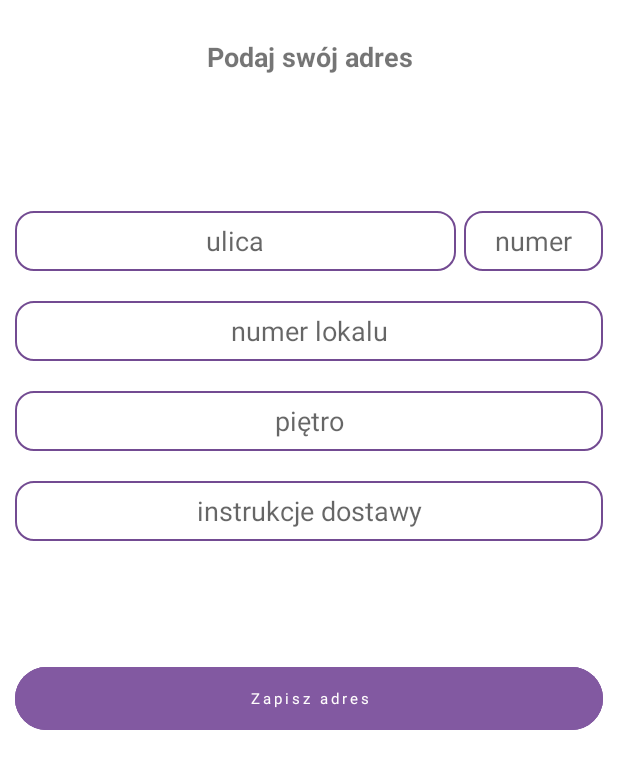
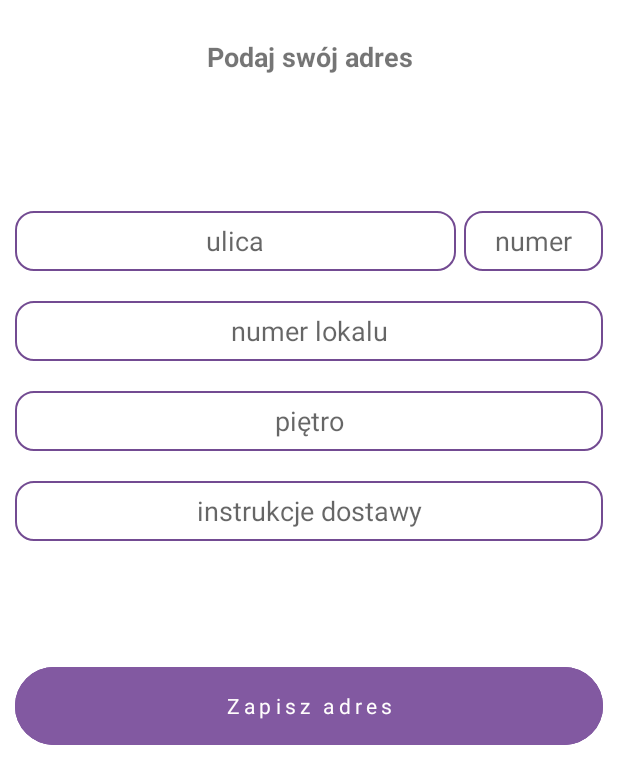
Before and after one commit to PiotrSzydlowski/AndroidClientAppProd, an Android app: the AddAddressActivity screen opened directly, with no data from a screen before it, on a phone screen of 412 x 824 dp. Shown: the top 784 px of the screen. Run offline under Robolectric (Android 15) with nearby library versions, the phone set to English and light mode, and no system bars; Roboto replaces fonts that are not available here.

Commit message:
dodaj adres

```diff
--- a/app/src/main/res/layout/activity_add_address.xml
+++ b/app/src/main/res/layout/activity_add_address.xml
@@ -108,7 +108,7 @@
         android:layout_below="@+id/idInstraction"
         android:id="@+id/LogInBtn"
         android:layout_width="match_parent"
-        android:layout_height="50dp"
+        android:layout_height="60dp"
         android:layout_marginTop="80dp"
         android:layout_marginLeft="10dp"
         android:layout_marginRight="10dp"
@@ -117,7 +117,7 @@
         app:strokeColor="#8259A1"
         android:letterSpacing="0.2"
         android:text="Zapisz adres"
-        android:textSize="10dp"
+        android:textSize="14dp"
         android:textColor="#FFFDFD"
         tools:ignore="TextContrastCheck" />
 
```
